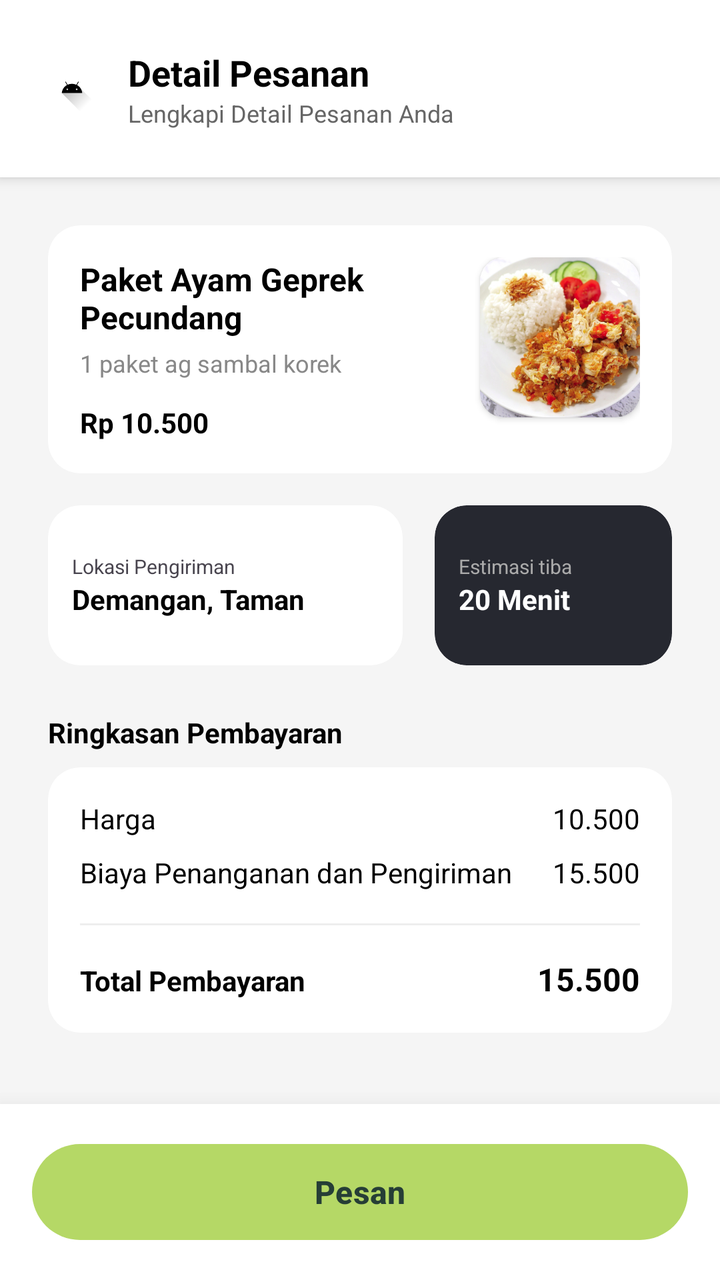
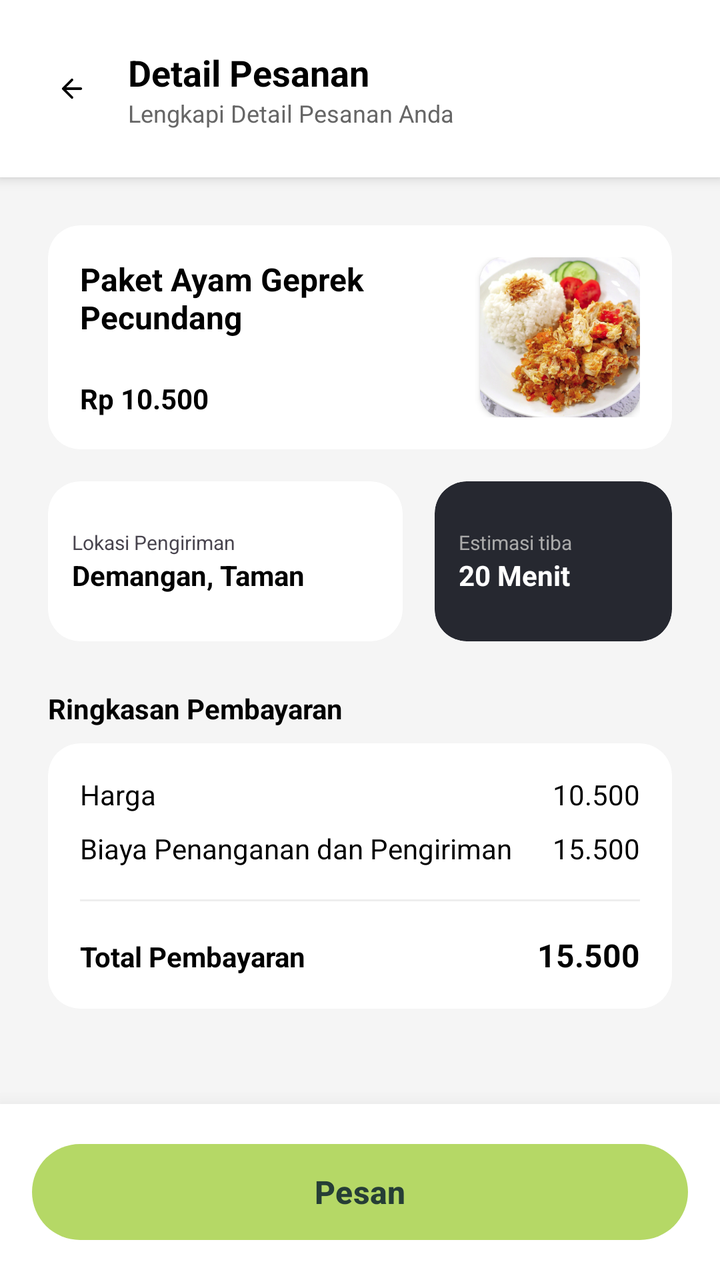

Screens rendered from an Android XML layout before and after an edit, with the pre-edit source and the edit as a unified diff.
<!-- AndroidManifest.xml: application theme Theme.GoNceng -->
<!-- res/layout/activity_order_detail_food.xml -->
<?xml version="1.0" encoding="utf-8"?>
<androidx.constraintlayout.widget.ConstraintLayout
    xmlns:android="http://schemas.android.com/apk/res/android"
    xmlns:app="http://schemas.android.com/apk/res-auto"
    xmlns:tools="http://schemas.android.com/tools"
    android:id="@+id/main"
    android:layout_width="match_parent"
    android:layout_height="match_parent"
    android:background="#F5F5F5"
    tools:context=".OrderDetailFood">

    <LinearLayout
        android:id="@+id/headerLayout"
        android:layout_width="match_parent"
        android:layout_height="wrap_content"
        android:orientation="horizontal"
        android:padding="24dp"
        android:gravity="center_vertical"
        android:background="#FFFFFF"
        android:elevation="4dp"
        app:layout_constraintTop_toTopOf="parent">

        <ImageView
            android:id="@+id/btnBackDetail"
            android:layout_width="24dp"
            android:layout_height="24dp"
            android:src="@drawable/ic_launcher_foreground"
            app:tint="#000000"/>
        <LinearLayout
            android:layout_width="wrap_content"
            android:layout_height="wrap_content"
            android:orientation="vertical"
            android:layout_marginStart="16dp">
            <TextView
                android:layout_width="wrap_content"
                android:layout_height="wrap_content"
                android:text="Detail Pesanan"
                android:textSize="18sp"
                android:textStyle="bold"
                android:textColor="#000000"/>
            <TextView
                android:layout_width="wrap_content"
                android:layout_height="wrap_content"
                android:text="Lengkapi Detail Pesanan Anda"
                android:textSize="12sp"
                android:textColor="#666666"/>
        </LinearLayout>
    </LinearLayout>

    <ScrollView
        android:layout_width="match_parent"
        android:layout_height="0dp"
        android:paddingBottom="100dp"
        app:layout_constraintBottom_toBottomOf="parent"
        app:layout_constraintTop_toBottomOf="@id/headerLayout">

        <LinearLayout
            android:layout_width="match_parent"
            android:layout_height="wrap_content"
            android:orientation="vertical"
            android:padding="24dp">

            <androidx.cardview.widget.CardView
                android:layout_width="match_parent"
                android:layout_height="wrap_content"
                app:cardCornerRadius="16dp"
                app:cardElevation="0dp"
                app:cardBackgroundColor="#FFFFFF">
                <LinearLayout
                    android:layout_width="match_parent"
                    android:layout_height="wrap_content"
                    android:orientation="horizontal"
                    android:padding="16dp">

                    <LinearLayout
                        android:layout_width="0dp"
                        android:layout_height="wrap_content"
                        android:layout_weight="1"
                        android:orientation="vertical">
                        <TextView
                            android:id="@+id/tvFoodNameDetail"
                            android:layout_width="wrap_content"
                            android:layout_height="wrap_content"
                            android:text="Paket Ayam Geprek\nPecundang"
                            android:textStyle="bold"
                            android:textSize="16sp"
                            android:textColor="#000000"/>
                        <TextView
                            android:layout_width="wrap_content"
                            android:layout_height="wrap_content"
                            android:text="1 paket ag sambal korek"
                            android:textSize="12sp"
                            android:textColor="#888888"
                            android:layout_marginTop="4dp"/>
                        <TextView
                            android:layout_width="wrap_content"
                            android:layout_height="wrap_content"
                            android:text="Rp 10.500"
                            android:textStyle="bold"
                            android:textSize="14sp"
                            android:textColor="#000000"
                            android:layout_marginTop="12dp"/>
                    </LinearLayout>

                    <androidx.cardview.widget.CardView
                        android:layout_width="80dp"
                        android:layout_height="80dp"
                        app:cardCornerRadius="12dp">
                        <ImageView
                            android:id="@+id/imgFoodDetail"
                            android:layout_width="match_parent"
                            android:layout_height="match_parent"
                            android:scaleType="centerCrop"
                            android:src="@drawable/geprek"/>
                    </androidx.cardview.widget.CardView>
                </LinearLayout>
            </androidx.cardview.widget.CardView>

            <LinearLayout
                android:layout_width="match_parent"
                android:layout_height="wrap_content"
                android:orientation="horizontal"
                android:layout_marginTop="16dp">

                <androidx.cardview.widget.CardView
                    android:layout_width="0dp"
                    android:layout_height="80dp"
                    android:layout_weight="1.5"
                    android:layout_marginEnd="8dp"
                    app:cardCornerRadius="16dp"
                    app:cardElevation="0dp">
                    <LinearLayout
                        android:layout_width="match_parent"
                        android:layout_height="match_parent"
                        android:orientation="vertical"
                        android:padding="12dp"
                        android:gravity="center_vertical">
                        <TextView
                            android:layout_width="wrap_content"
                            android:layout_height="wrap_content"
                            android:text="Lokasi Pengiriman"
                            android:textSize="10sp"/>
                        <TextView
                            android:layout_width="wrap_content"
                            android:layout_height="wrap_content"
                            android:text="Demangan, Taman"
                            android:textStyle="bold"
                            android:textColor="#000000"
                            android:textSize="14sp"/>
                    </LinearLayout>
                </androidx.cardview.widget.CardView>

                <androidx.cardview.widget.CardView
                    android:layout_width="0dp"
                    android:layout_height="80dp"
                    android:layout_weight="1"
                    android:layout_marginStart="8dp"
                    app:cardCornerRadius="16dp"
                    app:cardBackgroundColor="#262830"
                    app:cardElevation="0dp">
                    <LinearLayout
                        android:layout_width="match_parent"
                        android:layout_height="match_parent"
                        android:orientation="vertical"
                        android:padding="12dp"
                        android:gravity="center_vertical">
                        <TextView
                            android:layout_width="wrap_content"
                            android:layout_height="wrap_content"
                            android:text="Estimasi tiba"
                            android:textColor="#AAAAAA"
                            android:textSize="10sp"/>
                        <TextView
                            android:layout_width="wrap_content"
                            android:layout_height="wrap_content"
                            android:text="20 Menit"
                            android:textStyle="bold"
                            android:textColor="#FFFFFF"
                            android:textSize="14sp"/>
                    </LinearLayout>
                </androidx.cardview.widget.CardView>
            </LinearLayout>

            <TextView
                android:layout_width="wrap_content"
                android:layout_height="wrap_content"
                android:text="Ringkasan Pembayaran"
                android:textStyle="bold"
                android:textColor="#000000"
                android:layout_marginTop="24dp"
                android:layout_marginBottom="8dp"/>

            <androidx.cardview.widget.CardView
                android:layout_width="match_parent"
                android:layout_height="wrap_content"
                app:cardCornerRadius="16dp"
                app:cardElevation="0dp"
                app:cardBackgroundColor="#FFFFFF">
                <LinearLayout
                    android:layout_width="match_parent"
                    android:layout_height="wrap_content"
                    android:orientation="vertical"
                    android:padding="16dp">

                    <LinearLayout
                        android:layout_width="match_parent"
                        android:layout_height="wrap_content"
                        android:orientation="horizontal"
                        android:layout_marginBottom="8dp">
                        <TextView
                            android:layout_width="0dp"
                            android:layout_height="wrap_content"
                            android:layout_weight="1"
                            android:text="Harga"
                            android:textColor="#000000"/>
                        <TextView
                            android:layout_width="wrap_content"
                            android:layout_height="wrap_content"
                            android:text="10.500"
                            android:textColor="#000000"/>
                    </LinearLayout>

                    <LinearLayout
                        android:layout_width="match_parent"
                        android:layout_height="wrap_content"
                        android:orientation="horizontal"
                        android:layout_marginBottom="16dp">
                        <TextView
                            android:layout_width="0dp"
                            android:layout_height="wrap_content"
                            android:layout_weight="1"
                            android:text="Biaya Penanganan dan Pengiriman"
                            android:textColor="#000000"/>
                        <TextView
                            android:layout_width="wrap_content"
                            android:layout_height="wrap_content"
                            android:text="15.500"
                            android:textColor="#000000"/>
                    </LinearLayout>

                    <View
                        android:layout_width="match_parent"
                        android:layout_height="1dp"
                        android:background="#EEEEEE"
                        android:layout_marginBottom="16dp"/>

                    <LinearLayout
                        android:layout_width="match_parent"
                        android:layout_height="wrap_content"
                        android:orientation="horizontal">
                        <TextView
                            android:layout_width="0dp"
                            android:layout_height="wrap_content"
                            android:layout_weight="1"
                            android:text="Total Pembayaran"
                            android:textStyle="bold"
                            android:textColor="#000000"/>
                        <TextView
                            android:layout_width="wrap_content"
                            android:layout_height="wrap_content"
                            android:text="15.500"
                            android:textStyle="bold"
                            android:textSize="16sp"
                            android:textColor="#000000"/>
                    </LinearLayout>
                </LinearLayout>
            </androidx.cardview.widget.CardView>

            <View
                android:layout_width="match_parent"
                android:layout_height="80dp"/>

        </LinearLayout>
    </ScrollView>

    <LinearLayout
        android:layout_width="match_parent"
        android:layout_height="wrap_content"
        android:background="#FFFFFF"
        android:padding="16dp"
        android:elevation="16dp"
        app:layout_constraintBottom_toBottomOf="parent">

        <com.google.android.material.button.MaterialButton
            android:id="@+id/btnOrder"
            android:layout_width="match_parent"
            android:layout_height="56dp"
            android:text="Pesan"
            android:textColor="#263E36"
            android:textStyle="bold"
            android:textSize="16sp"
            android:textAllCaps="false"
            app:backgroundTint="#B5D866"
            app:cornerRadius="28dp"/>
    </LinearLayout>

</androidx.constraintlayout.widget.ConstraintLayout>
<!-- resources referenced by this layout -->
<resources>
  <!-- drawable geprek: png bitmap (drawable, 673744 bytes) -->
  <!-- drawable ic_launcher_foreground (drawable) -->
  <vector xmlns:android="http://schemas.android.com/apk/res/android"
      xmlns:aapt="http://schemas.android.com/aapt"
      android:width="108dp"
      android:height="108dp"
      android:viewportWidth="108"
      android:viewportHeight="108">
      <path android:pathData="M31,63.928c0,0 6.4,-11 12.1,-13.1c7.2,-2.6 26,-1.4 26,-1.4l38.1,38.1L107,108.928l-32,-1L31,63.928z">
          <aapt:attr name="android:fillColor">
              <gradient
                  android:endX="85.84757"
                  android:endY="92.4963"
                  android:startX="42.9492"
                  android:startY="49.59793"
                  android:type="linear">
                  <item
                      android:color="#44000000"
                      android:offset="0.0" />
                  <item
                      android:color="#00000000"
                      android:offset="1.0" />
              </gradient>
          </aapt:attr>
      </path>
      <path
          android:fillColor="#FFFFFF"
          android:fillType="nonZero"
          android:pathData="M65.3,45.828l3.8,-6.6c0.2,-0.4 0.1,-0.9 -0.3,-1.1c-0.4,-0.2 -0.9,-0.1 -1.1,0.3l-3.9,6.7c-6.3,-2.8 -13.4,-2.8 -19.7,0l-3.9,-6.7c-0.2,-0.4 -0.7,-0.5 -1.1,-0.3C38.8,38.328 38.7,38.828 38.9,39.228l3.8,6.6C36.2,49.428 31.7,56.028 31,63.928h46C76.3,56.028 71.8,49.428 65.3,45.828zM43.4,57.328c-0.8,0 -1.5,-0.5 -1.8,-1.2c-0.3,-0.7 -0.1,-1.5 0.4,-2.1c0.5,-0.5 1.4,-0.7 2.1,-0.4c0.7,0.3 1.2,1 1.2,1.8C45.3,56.528 44.5,57.328 43.4,57.328L43.4,57.328zM64.6,57.328c-0.8,0 -1.5,-0.5 -1.8,-1.2s-0.1,-1.5 0.4,-2.1c0.5,-0.5 1.4,-0.7 2.1,-0.4c0.7,0.3 1.2,1 1.2,1.8C66.5,56.528 65.6,57.328 64.6,57.328L64.6,57.328z"
          android:strokeWidth="1"
          android:strokeColor="#00000000" />
  </vector>
  <style name="Theme.GoNceng" parent="Base.Theme.GoNceng" />
  <style name="Base.Theme.GoNceng" parent="Theme.Material3.DayNight.NoActionBar">
          
          
      </style>
</resources>

<!-- the commit's change to res/layout/activity_order_detail_food.xml (unified diff, before → after) -->
@@ -24,8 +24,8 @@
             android:id="@+id/btnBackDetail"
             android:layout_width="24dp"
             android:layout_height="24dp"
-            android:src="@drawable/ic_launcher_foreground"
-            app:tint="#000000"/>
+            android:src="@drawable/arrow_left"
+            />
         <LinearLayout
             android:layout_width="wrap_content"
             android:layout_height="wrap_content"
@@ -88,7 +88,6 @@
                         <TextView
                             android:layout_width="wrap_content"
                             android:layout_height="wrap_content"
-                            android:text="1 paket ag sambal korek"
                             android:textSize="12sp"
                             android:textColor="#888888"
                             android:layout_marginTop="4dp"/>
@@ -98,8 +97,7 @@
                             android:text="Rp 10.500"
                             android:textStyle="bold"
                             android:textSize="14sp"
-                            android:textColor="#000000"
-                            android:layout_marginTop="12dp"/>
+                            android:textColor="#000000" />
                     </LinearLayout>
 
                     <androidx.cardview.widget.CardView
<!-- resource entries referenced after the edit -->
@@ -1,37 +1,19 @@
 <!-- resources referenced by this layout -->
 <resources>
+  <!-- drawable arrow_left (drawable) -->
+  <vector xmlns:android="http://schemas.android.com/apk/res/android"
+      android:width="38dp"
+      android:height="38dp"
+      android:viewportWidth="38"
+      android:viewportHeight="38">
+    <path
+        android:pathData="M19,0L19,0A19,19 0,0 1,38 19L38,19A19,19 0,0 1,19 38L19,38A19,19 0,0 1,0 19L0,19A19,19 0,0 1,19 0z"
+        android:fillColor="#ffffff"/>
+    <path
+        android:pathData="M18.293,11.293C18.684,10.903 19.317,10.903 19.707,11.293C20.097,11.684 20.097,12.317 19.707,12.707L14.414,18H26C26.552,18 27,18.448 27,19C27,19.552 26.552,20 26,20H14.414L19.707,25.293C20.097,25.684 20.097,26.317 19.707,26.707C19.317,27.098 18.684,27.097 18.293,26.707L11.293,19.707C10.903,19.317 10.903,18.684 11.293,18.293L18.293,11.293Z"
+        android:fillColor="#000000"/>
+  </vector>
   <!-- drawable geprek: png bitmap (drawable, 673744 bytes) -->
-  <!-- drawable ic_launcher_foreground (drawable) -->
-  <vector xmlns:android="http://schemas.android.com/apk/res/android"
-      xmlns:aapt="http://schemas.android.com/aapt"
-      android:width="108dp"
-      android:height="108dp"
-      android:viewportWidth="108"
-      android:viewportHeight="108">
-      <path android:pathData="M31,63.928c0,0 6.4,-11 12.1,-13.1c7.2,-2.6 26,-1.4 26,-1.4l38.1,38.1L107,108.928l-32,-1L31,63.928z">
-          <aapt:attr name="android:fillColor">
-              <gradient
-                  android:endX="85.84757"
-                  android:endY="92.4963"
-                  android:startX="42.9492"
-                  android:startY="49.59793"
-                  android:type="linear">
-                  <item
-                      android:color="#44000000"
-                      android:offset="0.0" />
-                  <item
-                      android:color="#00000000"
-                      android:offset="1.0" />
-              </gradient>
-          </aapt:attr>
-      </path>
-      <path
-          android:fillColor="#FFFFFF"
-          android:fillType="nonZero"
-          android:pathData="M65.3,45.828l3.8,-6.6c0.2,-0.4 0.1,-0.9 -0.3,-1.1c-0.4,-0.2 -0.9,-0.1 -1.1,0.3l-3.9,6.7c-6.3,-2.8 -13.4,-2.8 -19.7,0l-3.9,-6.7c-0.2,-0.4 -0.7,-0.5 -1.1,-0.3C38.8,38.328 38.7,38.828 38.9,39.228l3.8,6.6C36.2,49.428 31.7,56.028 31,63.928h46C76.3,56.028 71.8,49.428 65.3,45.828zM43.4,57.328c-0.8,0 -1.5,-0.5 -1.8,-1.2c-0.3,-0.7 -0.1,-1.5 0.4,-2.1c0.5,-0.5 1.4,-0.7 2.1,-0.4c0.7,0.3 1.2,1 1.2,1.8C45.3,56.528 44.5,57.328 43.4,57.328L43.4,57.328zM64.6,57.328c-0.8,0 -1.5,-0.5 -1.8,-1.2s-0.1,-1.5 0.4,-2.1c0.5,-0.5 1.4,-0.7 2.1,-0.4c0.7,0.3 1.2,1 1.2,1.8C66.5,56.528 65.6,57.328 64.6,57.328L64.6,57.328z"
-          android:strokeWidth="1"
-          android:strokeColor="#00000000" />
-  </vector>
   <style name="Theme.GoNceng" parent="Base.Theme.GoNceng" />
   <style name="Base.Theme.GoNceng" parent="Theme.Material3.DayNight.NoActionBar">
           
